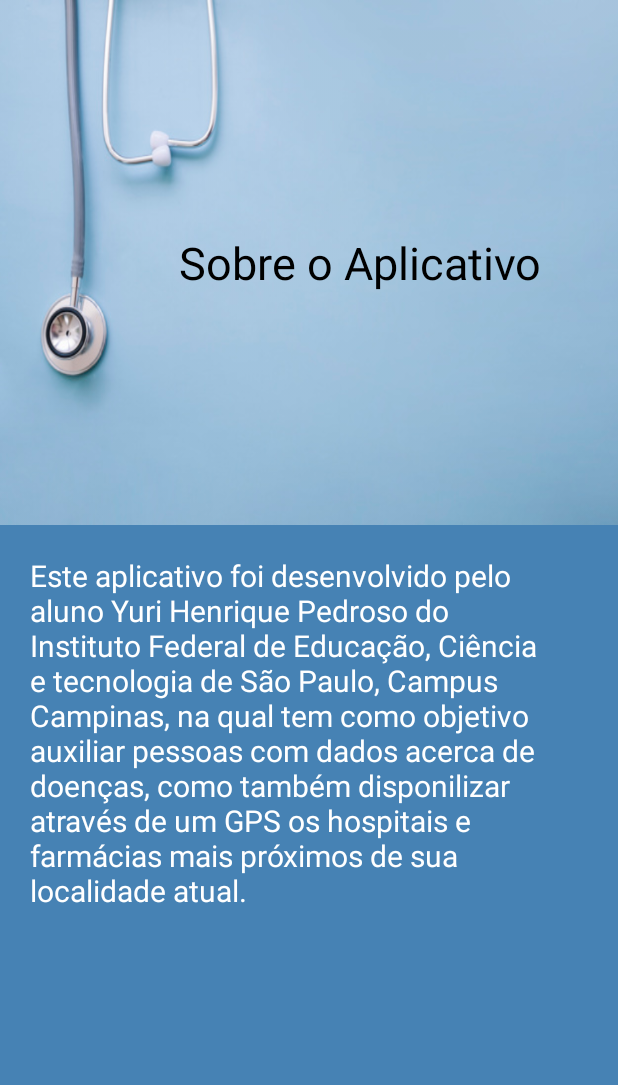
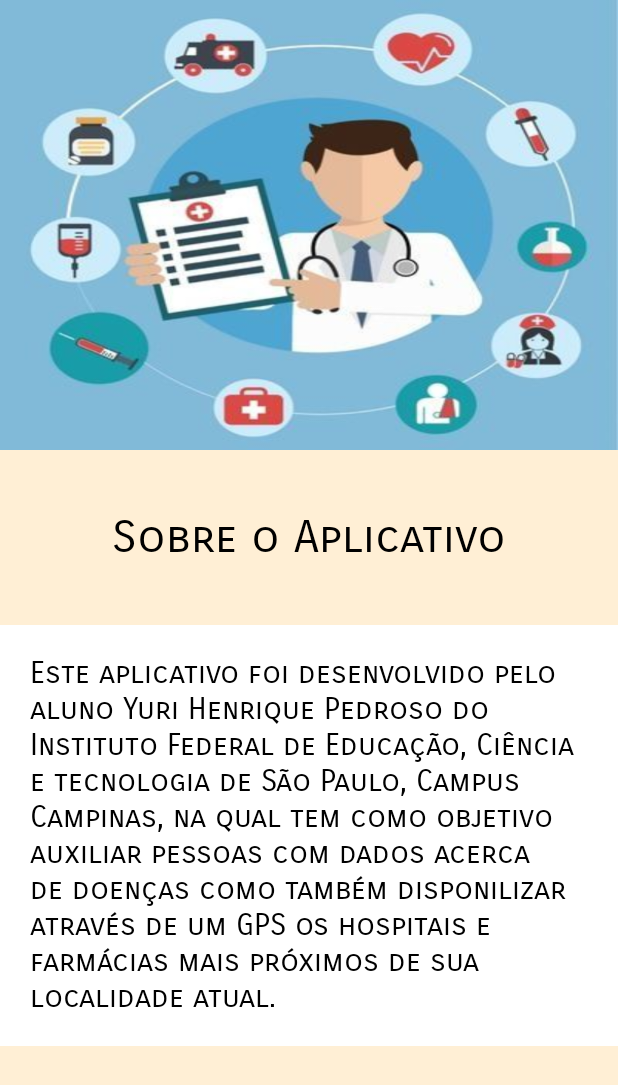
Before and after one commit to yurihp01/VidaSaudavel, an Android app: the layout activity_about.xml on its own in the app's theme, with its tools: preview values and no code run, on a phone screen of 412 x 824 dp. Shown: the top 1085 px of the screen. Run offline under Robolectric (Android 15) with nearby library versions, the phone set to English and light mode, and no system bars.

Commit message:
finalizando a tela de "about app"

```diff
--- a/app/src/main/AndroidManifest.xml
+++ b/app/src/main/AndroidManifest.xml
@@ -16,11 +16,11 @@
                 <category android:name="android.intent.category.LAUNCHER" />
             </intent-filter>
         </activity>
-        <activity android:name=".view.SplashActivity_" />
+        <activity android:name=".view.SplashActivity" />
         <activity android:name=".view.ListActivity_" />
-        <activity android:name=".view.AboutActivity" />
-        <activity android:name=".view.ContactActivity" />
-        <activity android:name=".view.HospitalActivity"></activity>
+        <activity android:name=".view.AboutActivity_" />
+        <activity android:name=".view.ContactActivity_" />
+        <activity android:name=".view.HospitalActivity_"></activity>
     </application>
 
 </manifest>
--- a/app/src/main/res/layout/activity_about.xml
+++ b/app/src/main/res/layout/activity_about.xml
@@ -4,10 +4,9 @@
     xmlns:tools="http://schemas.android.com/tools"
     android:layout_width="match_parent"
     android:layout_height="match_parent"
-    android:background="#4682B4"
+    android:background="@color/papayawhip"
     xmlns:app="http://schemas.android.com/apk/res-auto"
     tools:context="com.example.yurip.livehealth.view.AboutActivity">
-
 
 <android.support.constraint.ConstraintLayout
     android:layout_width="match_parent"
@@ -16,38 +15,43 @@
     <ImageView
         android:id="@+id/imageView"
         android:layout_width="match_parent"
-        android:layout_height="350dp"
+        android:layout_height="@dimen/dp_300"
         android:importantForAccessibility="no"
-        android:scaleType="fitXY"
-        android:src="@drawable/doctor" />
+        android:scaleType="centerCrop"
+        android:background="@drawable/background_about_app" />
 
     <TextView
         android:id="@+id/about_app_title"
         android:layout_width="wrap_content"
         android:layout_height="wrap_content"
+        android:layout_marginTop="@dimen/dp_40"
         android:text="@string/about_app"
+        android:fontFamily="sans-serif-smallcaps"
         android:contentDescription="@string/about_app"
-        android:textColor="#000"
-        android:textSize="30sp"
-        app:layout_constraintHorizontal_bias="0.7"
+        android:textColor="@color/black"
+        android:textSize="@dimen/sp_30"
+        app:layout_constraintHorizontal_bias="0.5"
         app:layout_constraintStart_toStartOf="parent"
         app:layout_constraintEnd_toEndOf="parent"
-        app:layout_constraintTop_toTopOf="parent"
+        app:layout_constraintTop_toBottomOf="@id/imageView"
         app:layout_constraintBottom_toTopOf="@id/about_app_text"/>
 
     <TextView
         android:id="@+id/about_app_text"
         android:layout_width="wrap_content"
         android:layout_height="wrap_content"
-        android:padding="20dp"
+        android:layout_marginTop="@dimen/dp_40"
+        android:padding="@dimen/dp_20"
         android:text="@string/app_description"
         android:contentDescription="@string/app_description"
-        android:textColor="#FFF"
-        android:textSize="20sp"
+        android:textColor="@color/black"
+        android:textSize="@dimen/sp_20"
+        android:fontFamily="sans-serif-smallcaps"
+        android:background="@color/white"
         app:layout_constraintBottom_toBottomOf="parent"
         app:layout_constraintEnd_toEndOf="parent"
         app:layout_constraintStart_toStartOf="parent"
-        app:layout_constraintTop_toBottomOf="@+id/imageView"/>
+        app:layout_constraintTop_toBottomOf="@+id/about_app_title"/>
 </android.support.constraint.ConstraintLayout>
 
 </ScrollView>
--- a/app/src/main/res/values/colors.xml
+++ b/app/src/main/res/values/colors.xml
@@ -3,4 +3,7 @@
     <color name="colorPrimary">#3F51B5</color>
     <color name="colorPrimaryDark">#303F9F</color>
     <color name="colorAccent">#FF4081</color>
+    <color name="white">#FFFFFF</color>
+    <color name="black">#000000</color>
+    <color name="papayawhip">#FFEFD5</color>
 </resources>
--- /dev/null
+++ b/app/src/main/res/values/dimens.xml
@@ -0,0 +1,8 @@
+<?xml version="1.0" encoding="utf-8"?>
+<resources>
+    <dimen name="sp_20">20sp</dimen>
+    <dimen name="dp_40">40dp</dimen>
+    <dimen name="dp_20">20dp</dimen>
+    <dimen name="sp_30">30sp</dimen>
+    <dimen name="dp_300">300dp</dimen>
+</resources>
--- a/app/src/main/res/values/strings.xml
+++ b/app/src/main/res/values/strings.xml
@@ -3,7 +3,7 @@
     <string name="app_description">Este aplicativo foi desenvolvido pelo aluno Yuri Henrique
         Pedroso do Instituto Federal de Educação, Ciência e tecnologia de São Paulo,
         Campus Campinas, na qual tem como objetivo auxiliar pessoas com dados acerca
-        de doenças, como também disponilizar através de um GPS os hospitais e
+        de doenças como também disponilizar através de um GPS os hospitais e
         farmácias mais próximos de sua localidade atual.</string>
     <string name="about_app">Sobre o Aplicativo</string>
 </resources>
```
Also changed, not shown: app/src/main/res/drawable/background_about_app.jpeg (added).
